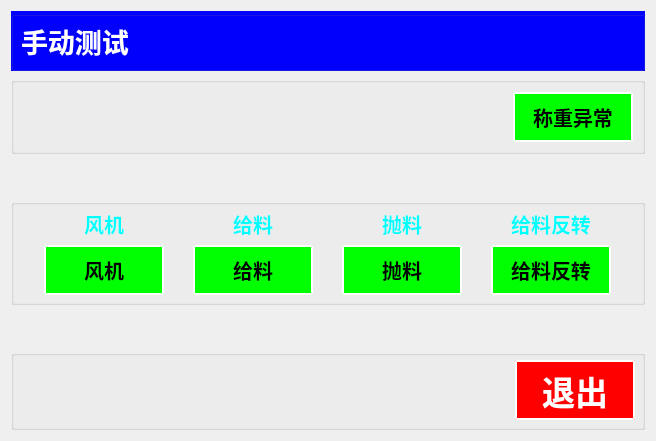
The window that chengyi_Qt4linux/form_maunaltext.ui (wsh01/batch-feeder) describes before a commit, drawn with Qt 5.
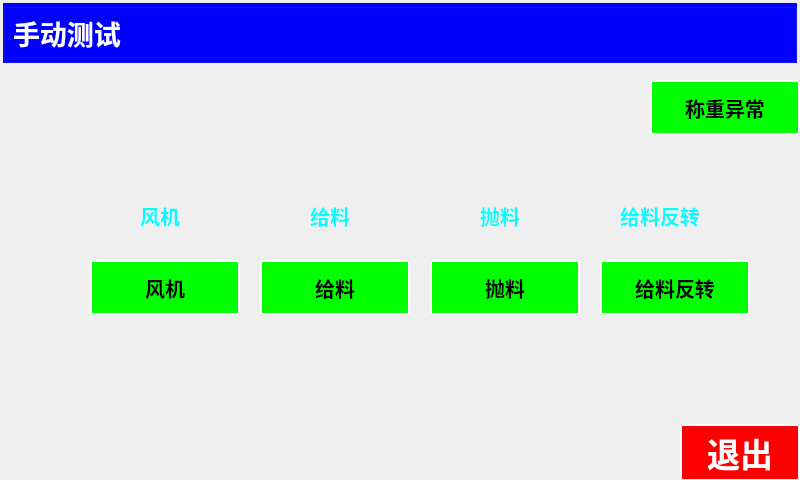
The same window after the commit.

```diff
--- a/chengyi_Qt4linux/form_maunaltext.ui
+++ b/chengyi_Qt4linux/form_maunaltext.ui
@@ -6,443 +6,415 @@
    <rect>
     <x>0</x>
     <y>0</y>
-    <width>656</width>
-    <height>441</height>
+    <width>800</width>
+    <height>480</height>
    </rect>
   </property>
   <property name="windowTitle">
    <string>Form</string>
   </property>
-  <layout class="QGridLayout" name="gridLayout_4">
-   <item row="0" column="0">
-    <widget class="QGroupBox" name="groupBox">
-     <property name="styleSheet">
-      <string notr="true">QGroupBox{ background-color:rgb(0, 0, 255);} 
+  <widget class="QGroupBox" name="groupBox">
+   <property name="geometry">
+    <rect>
+     <x>3</x>
+     <y>3</y>
+     <width>794</width>
+     <height>60</height>
+    </rect>
+   </property>
+   <property name="styleSheet">
+    <string notr="true">QGroupBox{ background-color:rgb(0, 0, 255);} 
 QGroupBox{ margin-top:0px;}
 QGroupBox:title {margin-top: 0px;}</string>
-     </property>
-     <property name="title">
-      <string/>
-     </property>
-     <layout class="QGridLayout" name="gridLayout_5">
-      <item row="0" column="0">
-       <widget class="QLabel" name="label">
-        <property name="font">
-         <font>
-          <pointsize>20</pointsize>
-          <weight>75</weight>
-          <italic>false</italic>
-          <bold>true</bold>
-         </font>
-        </property>
-        <property name="styleSheet">
-         <string notr="true">QLabel{color:rgb(255, 255, 255);}</string>
-        </property>
-        <property name="text">
-         <string>手动测试</string>
-        </property>
-       </widget>
-      </item>
-      <item row="0" column="1">
-       <spacer name="horizontalSpacer">
-        <property name="orientation">
-         <enum>Qt::Horizontal</enum>
-        </property>
-        <property name="sizeHint" stdset="0">
-         <size>
-          <width>559</width>
-          <height>20</height>
-         </size>
-        </property>
-       </spacer>
-      </item>
-     </layout>
-    </widget>
-   </item>
-   <item row="1" column="0">
-    <widget class="QGroupBox" name="groupBox_3">
-     <property name="title">
-      <string/>
-     </property>
-     <layout class="QGridLayout" name="gridLayout_3">
-      <item row="0" column="0">
-       <spacer name="horizontalSpacer_2">
-        <property name="orientation">
-         <enum>Qt::Horizontal</enum>
-        </property>
-        <property name="sizeHint" stdset="0">
-         <size>
-          <width>425</width>
-          <height>20</height>
-         </size>
-        </property>
-       </spacer>
-      </item>
-      <item row="0" column="1">
-       <widget class="QPushButton" name="pushButton_5">
-        <property name="minimumSize">
-         <size>
-          <width>120</width>
-          <height>50</height>
-         </size>
-        </property>
-        <property name="maximumSize">
-         <size>
-          <width>120</width>
-          <height>50</height>
-         </size>
-        </property>
-        <property name="font">
-         <font>
-          <pointsize>15</pointsize>
-          <weight>75</weight>
-          <bold>true</bold>
-         </font>
-        </property>
-        <property name="styleSheet">
-         <string notr="true">QPushButton { background-color:rgb(0, 255, 0);} 
-QPushButton:hover { background-color: rgb(0, 200, 0); }
-QPushButton {color:rgb(0, 0, 0);
-                             border-style: outset;
-                           	border-width: 2px;
-	                         border-color: white;}
-</string>
-        </property>
-        <property name="text">
-         <string>称重异常</string>
-        </property>
-       </widget>
-      </item>
-     </layout>
-    </widget>
-   </item>
-   <item row="2" column="0">
-    <spacer name="verticalSpacer">
-     <property name="orientation">
-      <enum>Qt::Vertical</enum>
-     </property>
-     <property name="sizeHint" stdset="0">
-      <size>
-       <width>20</width>
-       <height>24</height>
-      </size>
-     </property>
-    </spacer>
-   </item>
-   <item row="3" column="0">
-    <widget class="QGroupBox" name="groupBox_2">
-     <property name="styleSheet">
-      <string notr="true">QGroupBox{ margin-top:0px;}
-QGroupBox:title {margin-top: 0px;}</string>
-     </property>
-     <property name="title">
-      <string/>
-     </property>
-     <layout class="QGridLayout" name="gridLayout_2">
-      <item row="0" column="0">
-       <widget class="QLabel" name="label_fan">
-        <property name="font">
-         <font>
-          <pointsize>15</pointsize>
-          <weight>75</weight>
-          <bold>true</bold>
-         </font>
-        </property>
-        <property name="styleSheet">
-         <string notr="true">QLabel{color:rgb(0, 255, 255);}</string>
-        </property>
-        <property name="text">
-         <string>风机</string>
-        </property>
-        <property name="alignment">
-         <set>Qt::AlignCenter</set>
-        </property>
-       </widget>
-      </item>
-      <item row="0" column="1">
-       <widget class="QLabel" name="label_feeding">
-        <property name="font">
-         <font>
-          <pointsize>15</pointsize>
-          <weight>75</weight>
-          <bold>true</bold>
-         </font>
-        </property>
-        <property name="styleSheet">
-         <string notr="true">QLabel{color:rgb(0, 255, 255);}</string>
-        </property>
-        <property name="text">
-         <string>给料</string>
-        </property>
-        <property name="alignment">
-         <set>Qt::AlignCenter</set>
-        </property>
-       </widget>
-      </item>
-      <item row="0" column="2">
-       <widget class="QLabel" name="label_throw">
-        <property name="font">
-         <font>
-          <pointsize>15</pointsize>
-          <weight>75</weight>
-          <bold>true</bold>
-         </font>
-        </property>
-        <property name="styleSheet">
-         <string notr="true">QLabel{color:rgb(0, 255, 255);}</string>
-        </property>
-        <property name="text">
-         <string>抛料</string>
-        </property>
-        <property name="alignment">
-         <set>Qt::AlignCenter</set>
-        </property>
-       </widget>
-      </item>
-      <item row="0" column="3">
-       <widget class="QLabel" name="label_reversal">
-        <property name="font">
-         <font>
-          <pointsize>15</pointsize>
-          <weight>75</weight>
-          <bold>true</bold>
-         </font>
-        </property>
-        <property name="styleSheet">
-         <string notr="true">QLabel{color:rgb(0, 255, 255);}</string>
-        </property>
-        <property name="text">
-         <string>给料反转</string>
-        </property>
-        <property name="alignment">
-         <set>Qt::AlignCenter</set>
-        </property>
-       </widget>
-      </item>
-      <item row="1" column="0">
-       <widget class="QPushButton" name="btn_fan">
-        <property name="minimumSize">
-         <size>
-          <width>120</width>
-          <height>50</height>
-         </size>
-        </property>
-        <property name="maximumSize">
-         <size>
-          <width>120</width>
-          <height>50</height>
-         </size>
-        </property>
-        <property name="font">
-         <font>
-          <pointsize>15</pointsize>
-          <weight>75</weight>
-          <bold>true</bold>
-         </font>
-        </property>
-        <property name="styleSheet">
-         <string notr="true">QPushButton { background-color:rgb(0, 255, 0);} 
-QPushButton:hover { background-color: rgb(0, 200, 0); }
-QPushButton {color:rgb(0, 0, 0);
-                             border-style: outset;
-                           	border-width: 2px;
-	                         border-color: white;}
-</string>
-        </property>
-        <property name="text">
-         <string>风机</string>
-        </property>
-       </widget>
-      </item>
-      <item row="1" column="1">
-       <widget class="QPushButton" name="btn_feeding">
-        <property name="minimumSize">
-         <size>
-          <width>120</width>
-          <height>50</height>
-         </size>
-        </property>
-        <property name="maximumSize">
-         <size>
-          <width>120</width>
-          <height>50</height>
-         </size>
-        </property>
-        <property name="font">
-         <font>
-          <pointsize>15</pointsize>
-          <weight>75</weight>
-          <bold>true</bold>
-         </font>
-        </property>
-        <property name="styleSheet">
-         <string notr="true">QPushButton { background-color:rgb(0, 255, 0);} 
-QPushButton:hover { background-color: rgb(0, 200, 0); }
-QPushButton {color:rgb(0, 0, 0);
-                             border-style: outset;
-                           	border-width: 2px;
-	                         border-color: white;}
-</string>
-        </property>
-        <property name="text">
-         <string>给料</string>
-        </property>
-       </widget>
-      </item>
-      <item row="1" column="2">
-       <widget class="QPushButton" name="btn_throw">
-        <property name="minimumSize">
-         <size>
-          <width>120</width>
-          <height>50</height>
-         </size>
-        </property>
-        <property name="maximumSize">
-         <size>
-          <width>120</width>
-          <height>50</height>
-         </size>
-        </property>
-        <property name="font">
-         <font>
-          <pointsize>15</pointsize>
-          <weight>75</weight>
-          <bold>true</bold>
-         </font>
-        </property>
-        <property name="styleSheet">
-         <string notr="true">QPushButton { background-color:rgb(0, 255, 0);} 
-QPushButton:hover { background-color: rgb(0, 200, 0); }
-QPushButton {color:rgb(0, 0, 0);
-                             border-style: outset;
-                           	border-width: 2px;
-	                         border-color: white;}
-</string>
-        </property>
-        <property name="text">
-         <string>抛料</string>
-        </property>
-       </widget>
-      </item>
-      <item row="1" column="3">
-       <widget class="QPushButton" name="btn_reversal">
-        <property name="minimumSize">
-         <size>
-          <width>120</width>
-          <height>50</height>
-         </size>
-        </property>
-        <property name="maximumSize">
-         <size>
-          <width>120</width>
-          <height>50</height>
-         </size>
-        </property>
-        <property name="font">
-         <font>
-          <pointsize>15</pointsize>
-          <weight>75</weight>
-          <bold>true</bold>
-         </font>
-        </property>
-        <property name="styleSheet">
-         <string notr="true">QPushButton { background-color:rgb(0, 255, 0);} 
-QPushButton:hover { background-color: rgb(0, 200, 0); }
-QPushButton {color:rgb(0, 0, 0);
-                             border-style: outset;
-                           	border-width: 2px;
-	                         border-color: white;}
-</string>
-        </property>
-        <property name="text">
-         <string>给料反转</string>
-        </property>
-       </widget>
-      </item>
-     </layout>
-    </widget>
-   </item>
-   <item row="4" column="0">
-    <spacer name="verticalSpacer_2">
-     <property name="orientation">
-      <enum>Qt::Vertical</enum>
-     </property>
-     <property name="sizeHint" stdset="0">
-      <size>
-       <width>20</width>
-       <height>23</height>
-      </size>
-     </property>
-    </spacer>
-   </item>
-   <item row="5" column="0">
-    <widget class="QGroupBox" name="groupBox_5">
-     <property name="styleSheet">
-      <string notr="true">QGroupBox{ margin-top:0px;} QGroupBox:title {margin-top: 0px;}</string>
-     </property>
-     <property name="title">
-      <string/>
-     </property>
-     <layout class="QGridLayout" name="gridLayout">
-      <item row="0" column="1">
-       <widget class="QPushButton" name="btn_Quit">
-        <property name="minimumSize">
-         <size>
-          <width>120</width>
-          <height>60</height>
-         </size>
-        </property>
-        <property name="maximumSize">
-         <size>
-          <width>120</width>
-          <height>60</height>
-         </size>
-        </property>
-        <property name="font">
-         <font>
-          <pointsize>25</pointsize>
-          <weight>75</weight>
-          <italic>false</italic>
-          <bold>true</bold>
-         </font>
-        </property>
-        <property name="styleSheet">
-         <string notr="true">QPushButton { background-color:rgb(255, 0, 0);} 
+   </property>
+   <property name="title">
+    <string/>
+   </property>
+   <layout class="QGridLayout" name="gridLayout_5">
+    <item row="0" column="0">
+     <widget class="QLabel" name="label">
+      <property name="font">
+       <font>
+        <pointsize>20</pointsize>
+        <weight>75</weight>
+        <italic>false</italic>
+        <bold>true</bold>
+       </font>
+      </property>
+      <property name="styleSheet">
+       <string notr="true">QLabel{color:rgb(255, 255, 255);}</string>
+      </property>
+      <property name="text">
+       <string>手动测试</string>
+      </property>
+     </widget>
+    </item>
+    <item row="0" column="1">
+     <spacer name="horizontalSpacer">
+      <property name="orientation">
+       <enum>Qt::Horizontal</enum>
+      </property>
+      <property name="sizeHint" stdset="0">
+       <size>
+        <width>559</width>
+        <height>20</height>
+       </size>
+      </property>
+     </spacer>
+    </item>
+   </layout>
+  </widget>
+  <widget class="QPushButton" name="btn_Quit">
+   <property name="geometry">
+    <rect>
+     <x>680</x>
+     <y>424</y>
+     <width>120</width>
+     <height>57</height>
+    </rect>
+   </property>
+   <property name="minimumSize">
+    <size>
+     <width>1</width>
+     <height>1</height>
+    </size>
+   </property>
+   <property name="maximumSize">
+    <size>
+     <width>1000</width>
+     <height>1000</height>
+    </size>
+   </property>
+   <property name="font">
+    <font>
+     <pointsize>25</pointsize>
+     <weight>75</weight>
+     <italic>false</italic>
+     <bold>true</bold>
+    </font>
+   </property>
+   <property name="styleSheet">
+    <string notr="true">QPushButton { background-color:rgb(255, 0, 0);} 
 QPushButton:hover { background-color: rgb(255, 50, 0); }
 QPushButton {color:rgb(255, 255, 255);
                              border-style: outset;
                            	border-width: 2px;
 	                         border-color: white;}
 </string>
-        </property>
-        <property name="text">
-         <string>退出</string>
-        </property>
-       </widget>
-      </item>
-      <item row="0" column="0">
-       <spacer name="horizontalSpacer_15">
-        <property name="orientation">
-         <enum>Qt::Horizontal</enum>
-        </property>
-        <property name="sizeHint" stdset="0">
-         <size>
-          <width>528</width>
-          <height>20</height>
-         </size>
-        </property>
-       </spacer>
-      </item>
-     </layout>
-    </widget>
-   </item>
-  </layout>
-  <zorder>groupBox_5</zorder>
-  <zorder>groupBox</zorder>
-  <zorder>groupBox_2</zorder>
-  <zorder>groupBox_3</zorder>
-  <zorder>verticalSpacer</zorder>
-  <zorder>verticalSpacer_2</zorder>
+   </property>
+   <property name="text">
+    <string>退出</string>
+   </property>
+  </widget>
+  <widget class="QPushButton" name="pushButton_5">
+   <property name="geometry">
+    <rect>
+     <x>650</x>
+     <y>80</y>
+     <width>150</width>
+     <height>55</height>
+    </rect>
+   </property>
+   <property name="minimumSize">
+    <size>
+     <width>1</width>
+     <height>1</height>
+    </size>
+   </property>
+   <property name="maximumSize">
+    <size>
+     <width>1000</width>
+     <height>1000</height>
+    </size>
+   </property>
+   <property name="font">
+    <font>
+     <pointsize>15</pointsize>
+     <weight>75</weight>
+     <bold>true</bold>
+    </font>
+   </property>
+   <property name="styleSheet">
+    <string notr="true">QPushButton { background-color:rgb(0, 255, 0);} 
+QPushButton:hover { background-color: rgb(0, 200, 0); }
+QPushButton {color:rgb(0, 0, 0);
+                             border-style: outset;
+                           	border-width: 2px;
+	                         border-color: white;}
+</string>
+   </property>
+   <property name="text">
+    <string>称重异常</string>
+   </property>
+  </widget>
+  <widget class="QPushButton" name="btn_reversal">
+   <property name="geometry">
+    <rect>
+     <x>600</x>
+     <y>260</y>
+     <width>150</width>
+     <height>55</height>
+    </rect>
+   </property>
+   <property name="minimumSize">
+    <size>
+     <width>1</width>
+     <height>1</height>
+    </size>
+   </property>
+   <property name="maximumSize">
+    <size>
+     <width>1000</width>
+     <height>1000</height>
+    </size>
+   </property>
+   <property name="font">
+    <font>
+     <pointsize>15</pointsize>
+     <weight>75</weight>
+     <bold>true</bold>
+    </font>
+   </property>
+   <property name="styleSheet">
+    <string notr="true">QPushButton { background-color:rgb(0, 255, 0);} 
+QPushButton:hover { background-color: rgb(0, 200, 0); }
+QPushButton {color:rgb(0, 0, 0);
+                             border-style: outset;
+                           	border-width: 2px;
+	                         border-color: white;}
+</string>
+   </property>
+   <property name="text">
+    <string>给料反转</string>
+   </property>
+  </widget>
+  <widget class="QPushButton" name="btn_throw">
+   <property name="geometry">
+    <rect>
+     <x>430</x>
+     <y>260</y>
+     <width>150</width>
+     <height>55</height>
+    </rect>
+   </property>
+   <property name="minimumSize">
+    <size>
+     <width>1</width>
+     <height>1</height>
+    </size>
+   </property>
+   <property name="maximumSize">
+    <size>
+     <width>1000</width>
+     <height>1000</height>
+    </size>
+   </property>
+   <property name="font">
+    <font>
+     <pointsize>15</pointsize>
+     <weight>75</weight>
+     <bold>true</bold>
+    </font>
+   </property>
+   <property name="styleSheet">
+    <string notr="true">QPushButton { background-color:rgb(0, 255, 0);} 
+QPushButton:hover { background-color: rgb(0, 200, 0); }
+QPushButton {color:rgb(0, 0, 0);
+                             border-style: outset;
+                           	border-width: 2px;
+	                         border-color: white;}
+</string>
+   </property>
+   <property name="text">
+    <string>抛料</string>
+   </property>
+  </widget>
+  <widget class="QPushButton" name="btn_feeding">
+   <property name="geometry">
+    <rect>
+     <x>260</x>
+     <y>260</y>
+     <width>150</width>
+     <height>55</height>
+    </rect>
+   </property>
+   <property name="minimumSize">
+    <size>
+     <width>1</width>
+     <height>1</height>
+    </size>
+   </property>
+   <property name="maximumSize">
+    <size>
+     <width>1000</width>
+     <height>1000</height>
+    </size>
+   </property>
+   <property name="font">
+    <font>
+     <pointsize>15</pointsize>
+     <weight>75</weight>
+     <bold>true</bold>
+    </font>
+   </property>
+   <property name="styleSheet">
+    <string notr="true">QPushButton { background-color:rgb(0, 255, 0);} 
+QPushButton:hover { background-color: rgb(0, 200, 0); }
+QPushButton {color:rgb(0, 0, 0);
+                             border-style: outset;
+                           	border-width: 2px;
+	                         border-color: white;}
+</string>
+   </property>
+   <property name="text">
+    <string>给料</string>
+   </property>
+  </widget>
+  <widget class="QPushButton" name="btn_fan">
+   <property name="geometry">
+    <rect>
+     <x>90</x>
+     <y>260</y>
+     <width>150</width>
+     <height>55</height>
+    </rect>
+   </property>
+   <property name="minimumSize">
+    <size>
+     <width>1</width>
+     <height>1</height>
+    </size>
+   </property>
+   <property name="maximumSize">
+    <size>
+     <width>1000</width>
+     <height>1000</height>
+    </size>
+   </property>
+   <property name="font">
+    <font>
+     <pointsize>15</pointsize>
+     <weight>75</weight>
+     <bold>true</bold>
+    </font>
+   </property>
+   <property name="styleSheet">
+    <string notr="true">QPushButton { background-color:rgb(0, 255, 0);} 
+QPushButton:hover { background-color: rgb(0, 200, 0); }
+QPushButton {color:rgb(0, 0, 0);
+                             border-style: outset;
+                           	border-width: 2px;
+	                         border-color: white;}
+</string>
+   </property>
+   <property name="text">
+    <string>风机</string>
+   </property>
+  </widget>
+  <widget class="QLabel" name="label_fan">
+   <property name="geometry">
+    <rect>
+     <x>140</x>
+     <y>200</y>
+     <width>40</width>
+     <height>31</height>
+    </rect>
+   </property>
+   <property name="font">
+    <font>
+     <pointsize>15</pointsize>
+     <weight>75</weight>
+     <bold>true</bold>
+    </font>
+   </property>
+   <property name="styleSheet">
+    <string notr="true">QLabel{color:rgb(0, 255, 255);}</string>
+   </property>
+   <property name="text">
+    <string>风机</string>
+   </property>
+   <property name="alignment">
+    <set>Qt::AlignCenter</set>
+   </property>
+  </widget>
+  <widget class="QLabel" name="label_feeding">
+   <property name="geometry">
+    <rect>
+     <x>310</x>
+     <y>200</y>
+     <width>40</width>
+     <height>31</height>
+    </rect>
+   </property>
+   <property name="font">
+    <font>
+     <pointsize>15</pointsize>
+     <weight>75</weight>
+     <bold>true</bold>
+    </font>
+   </property>
+   <property name="styleSheet">
+    <string notr="true">QLabel{color:rgb(0, 255, 255);}</string>
+   </property>
+   <property name="text">
+    <string>给料</string>
+   </property>
+   <property name="alignment">
+    <set>Qt::AlignCenter</set>
+   </property>
+  </widget>
+  <widget class="QLabel" name="label_reversal">
+   <property name="geometry">
+    <rect>
+     <x>620</x>
+     <y>200</y>
+     <width>80</width>
+     <height>31</height>
+    </rect>
+   </property>
+   <property name="font">
+    <font>
+     <pointsize>15</pointsize>
+     <weight>75</weight>
+     <bold>true</bold>
+    </font>
+   </property>
+   <property name="styleSheet">
+    <string notr="true">QLabel{color:rgb(0, 255, 255);}</string>
+   </property>
+   <property name="text">
+    <string>给料反转</string>
+   </property>
+   <property name="alignment">
+    <set>Qt::AlignCenter</set>
+   </property>
+  </widget>
+  <widget class="QLabel" name="label_throw">
+   <property name="geometry">
+    <rect>
+     <x>480</x>
+     <y>200</y>
+     <width>40</width>
+     <height>31</height>
+    </rect>
+   </property>
+   <property name="font">
+    <font>
+     <pointsize>15</pointsize>
+     <weight>75</weight>
+     <bold>true</bold>
+    </font>
+   </property>
+   <property name="styleSheet">
+    <string notr="true">QLabel{color:rgb(0, 255, 255);}</string>
+   </property>
+   <property name="text">
+    <string>抛料</string>
+   </property>
+   <property name="alignment">
+    <set>Qt::AlignCenter</set>
+   </property>
+  </widget>
  </widget>
  <resources/>
  <connections>
```
